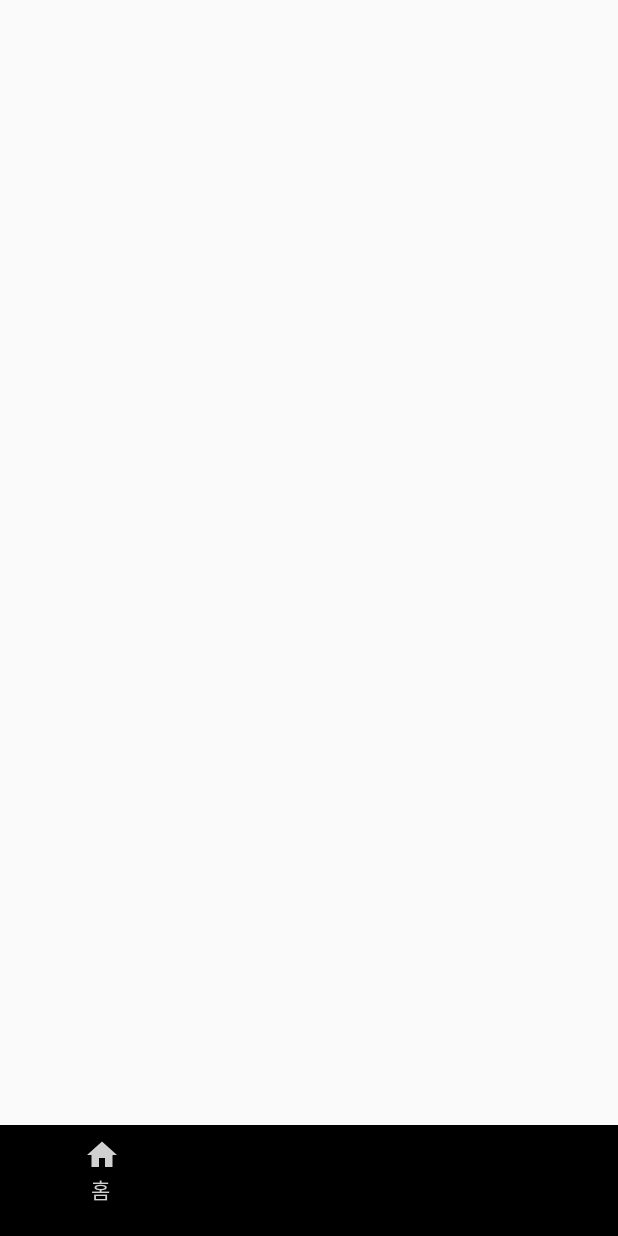
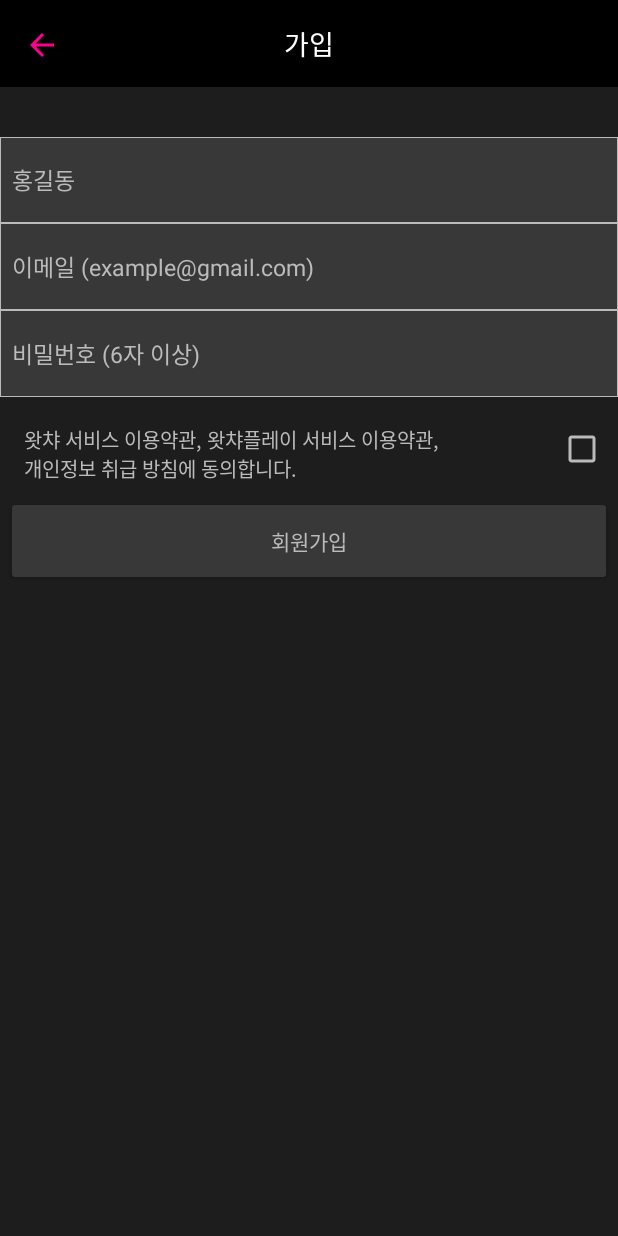
Before and after one commit to Eggbee/App_Movie, an Android app: the screen it shows after launch (MainActivity before the commit, SignInActivity after it), after a tap on "이메일로 로그인", on a phone screen of 412 x 824 dp. Run offline under Robolectric (Android 15) with nearby library versions, the phone set to English and light mode, and no system bars; our stand-ins replace data binding.

Commit message:
make SigninActivity(기능구현중),ViewPager 자동으로 넘기기 기능 구현

```diff
--- a/app/src/main/AndroidManifest.xml
+++ b/app/src/main/AndroidManifest.xml
@@ -9,6 +9,8 @@
             android:roundIcon="@mipmap/ic_launcher_round"
             android:supportsRtl="true"
             android:theme="@style/AppTheme">
+        <activity android:name=".SignInActivity">
+        </activity>
         <activity android:name=".LoginActivity">
             <intent-filter>
                 <action android:name="android.intent.action.MAIN"/>
--- a/app/src/main/java/com/example/app_movie/LoginActivity.kt
+++ b/app/src/main/java/com/example/app_movie/LoginActivity.kt
@@ -6,18 +6,43 @@ import android.support.v7.app.AppCompatActivity
 import android.os.Bundle
 import android.support.v4.view.ViewPager
 import com.example.app_movie.databinding.ActivityLoginBinding
+import java.lang.Exception
+import kotlin.concurrent.thread
 
-class LoginActivity: AppCompatActivity(), LoginNavigator {
+class LoginActivity : AppCompatActivity(), LoginNavigator {
     override fun intentMain() {
-        startActivity(Intent(this, MainActivity::class.java))
+        startActivity(Intent(this, SignInActivity::class.java))
     }
 
     override fun onCreate(savedInstanceState: Bundle?) {
         super.onCreate(savedInstanceState)
         val binding = DataBindingUtil.setContentView<ActivityLoginBinding>(this, R.layout.activity_login)
-        binding.login= LoginViewModel(this)
-        val viewPager=findViewById<ViewPager>(R.id.view_login)
-        viewPager.adapter=LoginAdapter(supportFragmentManager)
-        viewPager.currentItem=0
+        binding.login = LoginViewModel(this)
+        var num = 0;
+        val viewPager = findViewById<ViewPager>(R.id.view_login)
+        viewPager.adapter = LoginAdapter(supportFragmentManager)
+        viewPager.currentItem = 0
+        val t = object : Thread() {
+            override fun run() {
+                while (true) {
+                    try {
+                        Thread.sleep(3000)
+                        runOnUiThread {
+                            if (num == 2) {
+                                num = 0
+                                viewPager.currentItem = num
+                            } else {
+                                num = num + 1
+                                viewPager.currentItem = num
+                            }
+                        }
+                    } catch (e: Exception) {
+                        e.printStackTrace()
+                    }
+
+                }
+            }
+        }
+        t.start()
     }
 }
--- /dev/null
+++ b/app/src/main/java/com/example/app_movie/SignInActivity.kt
@@ -0,0 +1,21 @@
+package com.example.app_movie
+
+import android.content.Intent
+import android.databinding.DataBindingUtil
+import android.support.v7.app.AppCompatActivity
+import android.os.Bundle
+import com.example.app_movie.databinding.ActivityLoginBinding
+import com.example.app_movie.databinding.ActivitySignInBinding
+
+class SignInActivity : AppCompatActivity(),SigninNavigator {
+    override fun intentLogin() {
+        startActivity(Intent(this, LoginActivity::class.java))
+        finish()
+    }
+
+    override fun onCreate(savedInstanceState: Bundle?) {
+        super.onCreate(savedInstanceState)
+        val binding = DataBindingUtil.setContentView<ActivitySignInBinding>(this, R.layout.activity_sign_in)
+        binding.sign= SigninViewModel(this)
+    }
+}
--- /dev/null
+++ b/app/src/main/java/com/example/app_movie/SigninNavigator.kt
@@ -0,0 +1,5 @@
+package com.example.app_movie
+
+interface SigninNavigator {
+    fun intentLogin()
+}
--- /dev/null
+++ b/app/src/main/java/com/example/app_movie/SigninViewModel.kt
@@ -0,0 +1,10 @@
+package com.example.app_movie
+
+import android.arch.lifecycle.ViewModel
+import android.view.View
+
+class SigninViewModel(val signinNavigator: SigninNavigator): ViewModel() {
+    fun touch(view: View){
+        signinNavigator.intentLogin()
+    }
+}
--- /dev/null
+++ b/app/src/main/res/drawable/back_signin.xml
@@ -0,0 +1,9 @@
+<?xml version="1.0" encoding="utf-8"?>
+
+<shape xmlns:android="http://schemas.android.com/apk/res/android"
+       android:shape="rectangle" android:padding="10dp">
+    <solid android:color="@color/signin_edit_back"/>
+    <stroke android:width="0.5dp"
+            android:color="@color/signin_edit_text"
+            />
+</shape>
--- /dev/null
+++ b/app/src/main/res/drawable/back_signin_button.xml
@@ -0,0 +1,8 @@
+<?xml version="1.0" encoding="utf-8"?>
+
+<shape xmlns:android="http://schemas.android.com/apk/res/android"
+       android:shape="rectangle" android:padding="10dp">
+    <solid android:color="@color/signin_edit_back"/>
+    <corners
+            android:radius="2dp"/>
+</shape>
--- /dev/null
+++ b/app/src/main/res/drawable/ic_arrow_back_black_24dp.xml
@@ -0,0 +1,5 @@
+<vector android:height="24dp" android:tint="#FF008C"
+    android:viewportHeight="24.0" android:viewportWidth="24.0"
+    android:width="24dp" xmlns:android="http://schemas.android.com/apk/res/android">
+    <path android:fillColor="#FF000000" android:pathData="M20,11H7.83l5.59,-5.59L12,4l-8,8 8,8 1.41,-1.41L7.83,13H20v-2z"/>
+</vector>
--- /dev/null
+++ b/app/src/main/res/layout/activity_sign_in.xml
@@ -0,0 +1,165 @@
+<?xml version="1.0" encoding="utf-8"?>
+<layout
+        xmlns:android="http://schemas.android.com/apk/res/android"
+        xmlns:app="http://schemas.android.com/apk/res-auto"
+        xmlns:tools="http://schemas.android.com/tools"
+        tools:context=".SignInActivity">
+
+    <data>
+
+        <import type="android.view.View"/>
+
+        <variable
+                name="sign"
+                type="com.example.app_movie.SigninViewModel"/>
+    </data>
+
+    <android.support.constraint.ConstraintLayout
+            android:layout_width="match_parent"
+            android:layout_height="match_parent"
+            android:background="@color/signin_back">
+
+        <android.support.constraint.ConstraintLayout
+                android:layout_width="match_parent"
+                android:layout_height="0dp"
+                android:background="@android:color/black"
+                app:layout_constraintStart_toStartOf="parent"
+                app:layout_constraintTop_toTopOf="parent"
+                app:layout_constraintHeight_percent="0.07"
+                android:id="@+id/constraintLayout">
+
+            <TextView
+                    android:layout_width="wrap_content"
+                    android:layout_height="wrap_content"
+                    android:text="@string/string_signin"
+                    android:textSize="18sp"
+                    android:textColor="@android:color/white"
+                    android:layout_margin="8dp"
+                    app:layout_constraintEnd_toEndOf="parent"
+                    app:layout_constraintStart_toStartOf="parent"
+                    app:layout_constraintBottom_toBottomOf="parent"
+                    app:layout_constraintTop_toTopOf="parent"
+                    android:id="@+id/textView3"/>
+
+            <ImageView
+                    android:id="@+id/ic_back"
+                    android:layout_width="wrap_content"
+                    android:layout_height="wrap_content"
+                    android:src="@drawable/ic_arrow_back_black_24dp"
+                    app:layout_constraintEnd_toStartOf="@+id/textView3"
+                    android:layout_marginEnd="8dp"
+                    app:layout_constraintStart_toStartOf="parent"
+                    android:layout_marginStart="8dp"
+                    android:layout_marginBottom="8dp"
+                    app:layout_constraintBottom_toBottomOf="parent"
+                    android:layout_marginTop="8dp"
+                    app:layout_constraintTop_toTopOf="parent"
+                    app:layout_constraintHorizontal_bias="0.053"
+                    app:layout_constraintVertical_bias="0.545"
+                    android:onClick="@{(view)->sign.touch(view)}"/>
+        </android.support.constraint.ConstraintLayout>
+
+
+        <EditText
+                android:layout_width="match_parent"
+                android:layout_height="0dp"
+                app:layout_constraintHeight_percent="0.07"
+                android:layout_marginBottom="8dp"
+                app:layout_constraintBottom_toBottomOf="parent"
+                android:layout_marginTop="8dp"
+                app:layout_constraintTop_toBottomOf="@+id/constraintLayout"
+                app:layout_constraintStart_toStartOf="parent"
+                app:layout_constraintEnd_toEndOf="parent"
+                app:layout_constraintHorizontal_bias="0.0"
+                app:layout_constraintVertical_bias="0.037"
+                android:background="@drawable/back_signin"
+                android:hint="@string/string_signin_name"
+                android:textSize="15sp"
+                android:textColorHint="@color/signin_edit_text"
+                android:padding="8dp"
+                android:textColor="@color/signin_edit_text"
+                android:id="@+id/edit_name"/>
+
+        <EditText
+                android:layout_width="match_parent"
+                android:layout_height="0dp"
+                app:layout_constraintHeight_percent="0.07"
+                android:layout_marginBottom="8dp"
+                app:layout_constraintBottom_toBottomOf="parent"
+                app:layout_constraintTop_toBottomOf="@+id/edit_name"
+                tools:layout_editor_absoluteX="0dp"
+                app:layout_constraintVertical_bias="0.0"
+                android:hint="@string/string_signin_email"
+                android:textColorHint="@color/signin_edit_text"
+                android:padding="8dp"
+                android:textSize="15sp"
+                android:textColor="@color/signin_edit_text"
+                android:background="@drawable/back_signin"
+                android:id="@+id/edit_email"/>
+
+        <EditText
+                android:inputType="textPassword"
+                android:layout_width="match_parent"
+                android:layout_height="0dp"
+                app:layout_constraintHeight_percent="0.07"
+                android:layout_marginBottom="8dp"
+                app:layout_constraintBottom_toBottomOf="parent"
+                android:background="@drawable/back_signin"
+                app:layout_constraintTop_toBottomOf="@+id/edit_email"
+                tools:layout_editor_absoluteX="0dp"
+                android:hint="@string/string_signin_password"
+                android:textSize="15sp"
+                android:textColorHint="@color/signin_edit_text"
+                android:padding="8dp"
+                app:layout_constraintVertical_bias="0.0"
+                android:textColor="@color/signin_edit_text"
+                android:id="@+id/edit_password"/>
+
+        <TextView
+                android:layout_width="wrap_content"
+                android:layout_height="wrap_content"
+                android:text="@string/string_signin_text"
+                android:layout_marginBottom="8dp"
+                app:layout_constraintBottom_toBottomOf="parent"
+                android:layout_marginTop="8dp"
+                app:layout_constraintTop_toBottomOf="@+id/edit_password"
+                app:layout_constraintVertical_bias="0.022"
+                android:textColor="@color/signin_edit_text"
+                app:layout_constraintStart_toStartOf="parent"
+                android:textSize="13sp"
+                android:id="@+id/textView2"
+                android:layout_marginStart="16dp"/>
+
+        <android.support.v7.widget.AppCompatCheckBox
+                android:layout_width="wrap_content"
+                android:layout_height="wrap_content"
+                app:layout_constraintEnd_toEndOf="parent"
+                android:layout_marginEnd="8dp"
+                app:layout_constraintStart_toEndOf="@+id/textView2"
+                android:layout_marginStart="8dp"
+                android:layout_marginBottom="8dp"
+                app:layout_constraintBottom_toBottomOf="parent"
+                android:layout_marginTop="8dp"
+                app:layout_constraintTop_toBottomOf="@+id/edit_password"
+                app:layout_constraintHorizontal_bias="1.0"
+                app:layout_constraintVertical_bias="0.022"
+                android:buttonTint="@color/signin_edit_text"/>
+
+        <Button
+                android:layout_width="match_parent"
+                android:layout_height="wrap_content"
+                android:layout_marginBottom="8dp"
+                app:layout_constraintBottom_toBottomOf="parent"
+                android:layout_marginTop="8dp"
+                app:layout_constraintTop_toBottomOf="@+id/textView2"
+                app:layout_constraintStart_toStartOf="parent"
+                android:layout_marginStart="8dp"
+                app:layout_constraintEnd_toEndOf="parent"
+                android:layout_marginEnd="8dp"
+                app:layout_constraintHorizontal_bias="0.0"
+                app:layout_constraintVertical_bias="0.015"
+                android:background="@drawable/back_signin_button"
+                android:text="회원가입"
+                android:textColor="@color/signin_edit_text"/>
+    </android.support.constraint.ConstraintLayout>
+</layout>
--- a/app/src/main/res/values/colors.xml
+++ b/app/src/main/res/values/colors.xml
@@ -4,4 +4,7 @@
     <color name="colorPrimaryDark">#00574B</color>
     <color name="colorAccent">#D81B60</color>
     <color name="back_login">#45000000</color>
+    <color name="signin_back">#1D1D1D</color>
+    <color name="signin_edit_back">#383838</color>
+    <color name="signin_edit_text">#BBBBBB</color>
 </resources>
--- a/app/src/main/res/values/strings.xml
+++ b/app/src/main/res/values/strings.xml
@@ -11,4 +11,9 @@
     <string name="string_login_first_sub">무료 가입 후\n충분히 둘러보고 결정하세요</string>
     <string name="string_login_second_sub">누워서든 서서든 앉아서든,\n언제 어디서든</string>
     <string name="string_login_third_sub">취향에 안 맞는 작품에\n2시간을 낭비할 순 없으니까.</string>
+    <string name="string_signin">가입</string>
+    <string name="string_signin_text">왓챠 서비스 이용약관, 왓챠플레이 서비스 이용약관,\n개인정보 취급 방침에 동의합니다.</string>
+    <string name="string_signin_name">홍길동</string>
+    <string name="string_signin_email">이메일 (example@gmail.com)</string>
+    <string name="string_signin_password">비밀번호 (6자 이상)</string>
 </resources>
```
Also changed, not shown: app/src/main/java/com/example/app_movie/LoginFirstFragment.kt (line endings or trailing spaces).
